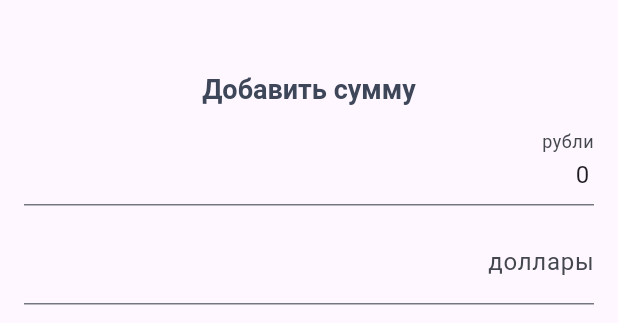
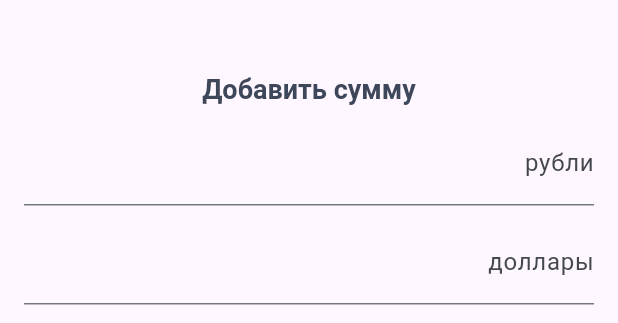
Before and after one commit to Leningram/flutter_tips_app, a Flutter app: the MoneyEdit widget shown alone on an empty page, opened directly with empty values, on a phone screen of 412 x 824 dp. Shown: the top 323 px of the screen. Run offline on Flutter 3.47's test engine with Material 3 defaults, Android fonts, the phone set to English and light mode, and no system bars; our stand-ins replace flutter_riverpod.

Commit message:
add money logic

```diff
--- a/lib/presentations/widgets/money_edit.dart
+++ b/lib/presentations/widgets/money_edit.dart
@@ -33,8 +33,15 @@ class _MoneyEditState extends ConsumerState<MoneyEdit> {
         team.currencies.length,
         (index) => TextEditingController(),
       );
+      if (widget.isEdit) {
+        for (var i = 0; i < team.currencies.length; i++) {
+          _currencyControllers[i].text = team.currencies[i].amount.toString();
+        }
+      }
     }
-    _mainCurrencyAmountController.text = team.mainCurrencySum.toString();
+    if (widget.isEdit) {
+      _mainCurrencyAmountController.text = team.mainCurrencySum.toString();
+    }
   }
 
   @override
@@ -46,11 +53,33 @@ class _MoneyEditState extends ConsumerState<MoneyEdit> {
     super.dispose();
   }
 
+  void _handleClose() {
+    Navigator.of(context).pop();
+  }
+
+  void _handleOk() {
+    final teamNotifier = ref.read(teamProvider.notifier);
+
+    final mainCurrencyAmount =
+        int.tryParse(_mainCurrencyAmountController.text) ?? 0;
+    final moneyData = {teamNotifier.state.mainCurrencyName: mainCurrencyAmount};
+
+    for (var i = 0; i < teamNotifier.state.currencies.length; i++) {
+      final currency = teamNotifier.state.currencies[i];
+      final amount = int.tryParse(_currencyControllers[i].text) ?? 0;
+      moneyData[currency.name] = amount;
+    }
+
+    teamNotifier.addMoney(moneyData);
+    print(moneyData);
+
+    _handleClose();
+  }
+
   @override
   Widget build(BuildContext context) {
     final keyboardSpace = MediaQuery.of(context).viewInsets.bottom;
     final team = ref.watch(teamProvider);
-    _mainCurrencyAmountController.text = team.mainCurrencySum.toString();
     return LayoutBuilder(
       builder: (builder, constraints) {
         return SizedBox(
@@ -111,9 +140,28 @@ class _MoneyEditState extends ConsumerState<MoneyEdit> {
                     Row(
                       mainAxisAlignment: MainAxisAlignment.end,
                       children: [
-                        TextButton(onPressed: () {}, child: Text('Отмена', style: TextStyle(color: Theme.of(context).colorScheme.error.withAlpha(230), fontSize: 16))),
-                        const SizedBox(width: 20,),
-                        TextButton(onPressed: () {}, child:const Text('Ok', style: TextStyle(fontSize: 16),))
+                        TextButton(
+                            onPressed: () {
+                              _handleClose();
+                            },
+                            child: Text('Отмена',
+                                style: TextStyle(
+                                    color: Theme.of(context)
+                                        .colorScheme
+                                        .error
+                                        .withAlpha(230),
+                                    fontSize: 16))),
+                        const SizedBox(
+                          width: 20,
+                        ),
+                        TextButton(
+                            onPressed: () {
+                              _handleOk();
+                            },
+                            child: const Text(
+                              'Ok',
+                              style: TextStyle(fontSize: 16),
+                            ))
                       ],
                     )
                   ],
```
Also changed, not shown: lib/constants/mock.dart (+4 -4 lines), lib/data/models/team.dart (+19 -6 lines), lib/providers/team_prodiver.dart (+33 -0 lines).
